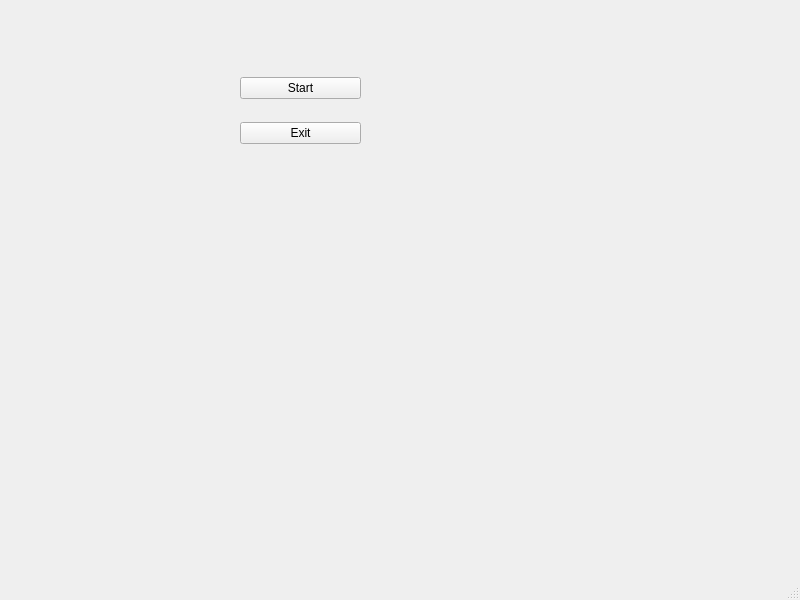
zeuko/statkiQT2kam, file mainwindow.ui: the form before one commit.
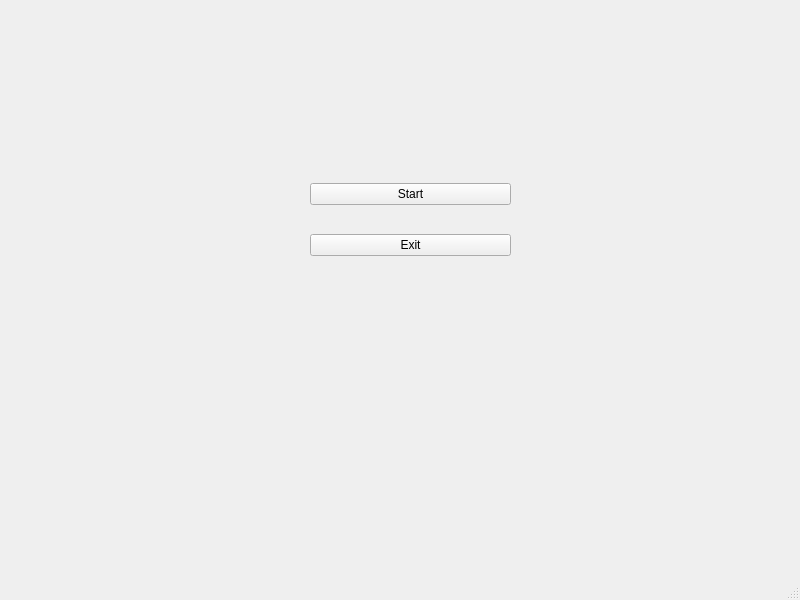
The form after the commit.

The edit to the form file:
```diff
--- a/mainwindow.ui
+++ b/mainwindow.ui
@@ -17,10 +17,10 @@
    <widget class="QWidget" name="layoutWidget">
     <property name="geometry">
      <rect>
-      <x>240</x>
-      <y>60</y>
-      <width>121</width>
-      <height>101</height>
+      <x>310</x>
+      <y>160</y>
+      <width>201</width>
+      <height>121</height>
      </rect>
     </property>
     <layout class="QVBoxLayout" name="verticalLayout">
```
